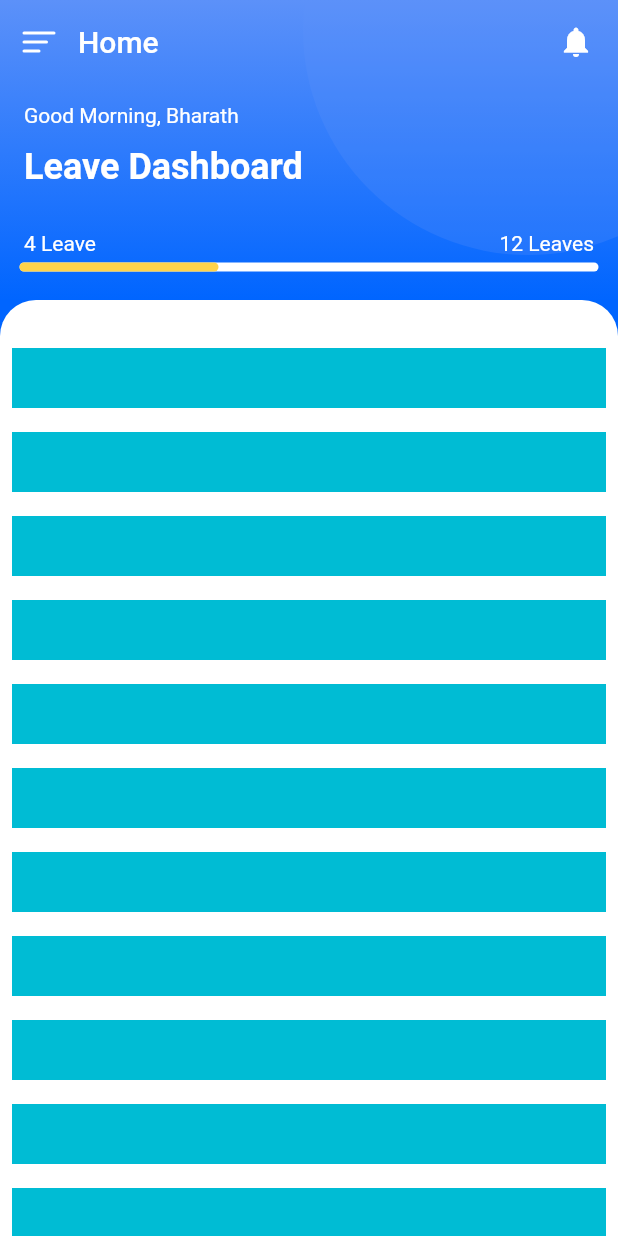
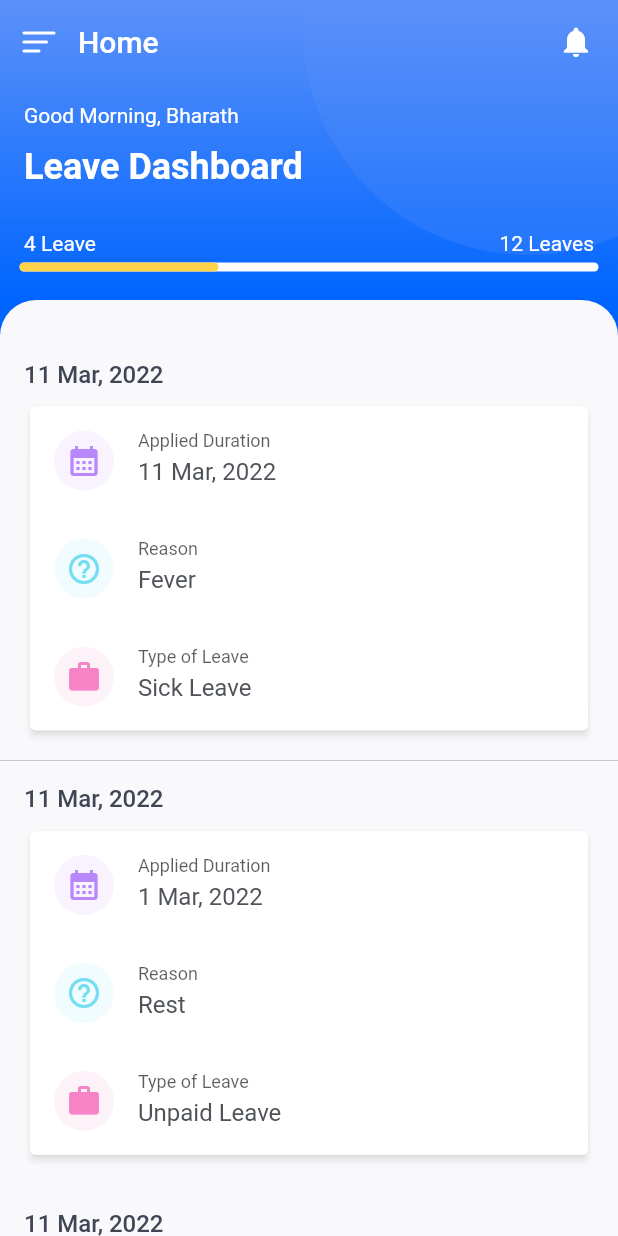
Before and after one commit to Bharathh-Raj/tdd_leave_application, a Flutter app: the screen it shows after launch, on a phone screen of 412 x 824 dp. Run offline on Flutter 3.47's test engine with Material 2 defaults, Android fonts, the phone set to English and light mode, and no system bars; our stand-ins replace dartz, hive; accounts and stored records are empty.

Commit message:
UI: Leave Details Card

```diff
--- /dev/null
+++ b/lib/core/extensions/date_display_extension.dart
@@ -0,0 +1,25 @@
+const List<String> _months = [
+  'Jan',
+  'Feb',
+  'Mar',
+  'Apr',
+  'May',
+  'Jun',
+  'Jul',
+  'Aug',
+  'Sep',
+  'Oct',
+  'Nov',
+  'Dec'
+];
+
+extension DisplayDate on DateTime {
+  String toDisplayDate() {
+    final DateTime _localDateTime = toLocal();
+    return _localDateTime.day.toString() +
+        " " +
+        _months[_localDateTime.month - 1] +
+        ", " +
+        _localDateTime.year.toString();
+  }
+}
--- a/lib/features/leave_application/presentation/leave_dashboard_page.dart
+++ b/lib/features/leave_application/presentation/leave_dashboard_page.dart
@@ -1,43 +1,54 @@
 import 'package:flutter/material.dart';
 import 'package:leave_application/core/constants/color_constants.dart';
-import 'package:leave_application/core/constants/space_constants.dart';
-import 'package:leave_application/core/constants/string_constants.dart';
-import 'package:leave_application/features/leave_application/presentation/widgets/bg_paint.dart';
+import 'package:leave_application/features/leave_application/domain/leave_application.dart';
 import 'package:leave_application/features/leave_application/presentation/widgets/dashboard_appbar.dart';
-import 'package:leave_application/features/leave_application/presentation/widgets/leave_progress_bar.dart';
+import 'package:leave_application/features/leave_application/presentation/widgets/leave_details.dart';
 
 class LeaveDashboardPage extends StatelessWidget {
-  const LeaveDashboardPage({Key? key}) : super(key: key);
+  final List<LeaveApplication> leaveApplicationList = [
+    LeaveApplication(
+        id: DateTime.now(),
+        fromDate: DateTime(2022, 3, 11),
+        toDate: DateTime(2022, 3, 13),
+        leaveType: "Sick Leave",
+        reason: "Fever"),
+    LeaveApplication(
+        id: DateTime.now(),
+        fromDate: DateTime(2022, 3, 1),
+        toDate: DateTime(2022, 3, 2),
+        leaveType: "Unpaid Leave",
+        reason: "Rest"),
+    LeaveApplication(
+        id: DateTime.now(),
+        fromDate: DateTime(2022, 3, 1),
+        toDate: DateTime(2022, 3, 2),
+        leaveType: "Unpaid Leave",
+        reason: "Rest")
+  ];
+  LeaveDashboardPage({Key? key}) : super(key: key);
 
   @override
   Widget build(BuildContext context) {
     return Scaffold(
-        backgroundColor: ColorConstants.primaryColor,
         body: CustomScrollView(
       slivers: [
         const DashboardAppbar(),
         SliverToBoxAdapter(
+            child: ColoredBox(
+          color: ColorConstants.primaryColor,
           child: Container(
             height: 24,
             decoration: const BoxDecoration(
                 borderRadius: BorderRadius.vertical(top: Radius.circular(24)),
-                  color: ColorConstants.bgColor),
+                color: Color(0xfff9f8fb)),
+          ),
         )),
         SliverList(
             delegate: SliverChildBuilderDelegate(
           (context, index) {
-                return ColoredBox(
-                  color: ColorConstants.bgColor,
-                  child: Padding(
-                    padding: const EdgeInsets.all(8.0),
-                    child: Container(
-                      color: Colors.cyan,
-                      height: 40,
-                    ),
-                  ),
-                );
+            return LeaveDetails(leaveApplication: leaveApplicationList[index]);
           },
-              childCount: 40,
+          childCount: leaveApplicationList.length,
         )),
       ],
     ));
--- /dev/null
+++ b/lib/features/leave_application/presentation/widgets/leave_details.dart
@@ -0,0 +1,109 @@
+import 'package:flutter/material.dart';
+import 'package:leave_application/core/extensions/date_display_extension.dart';
+import 'package:leave_application/features/leave_application/domain/leave_application.dart';
+
+class LeaveDetails extends StatelessWidget {
+  final LeaveApplication leaveApplication;
+  const LeaveDetails({Key? key, required this.leaveApplication}) : super(key: key);
+
+  @override
+  Widget build(BuildContext context) {
+    return Container(
+      color: const Color(0xfff9f8fb),
+      padding: const EdgeInsets.all(16),
+      child: Column(
+        crossAxisAlignment: CrossAxisAlignment.start,
+        children: [
+          Text(
+            leaveApplication.id.toDisplayDate(),
+            style: const TextStyle(
+                color: Color(0xff404655), fontSize: 16, fontWeight: FontWeight.w500),
+          ),
+          const SizedBox(
+            height: 8,
+          ),
+          Card(
+            elevation: 2,
+            shadowColor: Colors.black.withOpacity(0.5),
+            color: Colors.white,
+            child: Column(
+              children: [
+                _DetailCard(
+                  title: "Applied Duration",
+                  detail: leaveApplication.fromDate.toDisplayDate(),
+                  icon: Icons.calendar_month,
+                  iconColor: const Color(0xffB787FC),
+                ),
+                if (leaveApplication.reason != null)
+                  _DetailCard(
+                    title: "Reason",
+                    detail: leaveApplication.reason!,
+                    icon: Icons.help_outline,
+                    iconColor: const Color(0xff73DEF3),
+                  ),
+                _DetailCard(
+                  title: "Type of Leave",
+                  detail: leaveApplication.leaveType,
+                  icon: Icons.work,
+                  iconColor: const Color(0xffF683C6),
+                ),
+              ],
+            ),
+          )
+        ],
+      ),
+    );
+  }
+}
+
+class _DetailCard extends StatelessWidget {
+  final String title;
+  final String detail;
+  final IconData icon;
+  final Color iconColor;
+  const _DetailCard(
+      {Key? key,
+      required this.title,
+      required this.detail,
+      required this.icon,
+      required this.iconColor})
+      : super(key: key);
+
+  @override
+  Widget build(BuildContext context) {
+    return Container(
+      padding: const EdgeInsets.all(16),
+      child: Row(
+        crossAxisAlignment: CrossAxisAlignment.start,
+        children: [
+          CircleAvatar(
+            backgroundColor: iconColor.withOpacity(0.1),
+            child: Icon(
+              icon,
+              color: iconColor,
+            ),
+          ),
+          const SizedBox(
+            width: 16,
+          ),
+          Column(
+            crossAxisAlignment: CrossAxisAlignment.start,
+            children: [
+              Text(
+                title,
+                style: TextStyle(color: Colors.black.withOpacity(0.64), fontSize: 12),
+              ),
+              const SizedBox(
+                height: 4,
+              ),
+              Text(
+                detail,
+                style: const TextStyle(color: Color(0xff4F5357), fontSize: 16),
+              ),
+            ],
+          ),
+        ],
+      ),
+    );
+  }
+}
```
Lines whose indentation alone changed are shown as unchanged.
